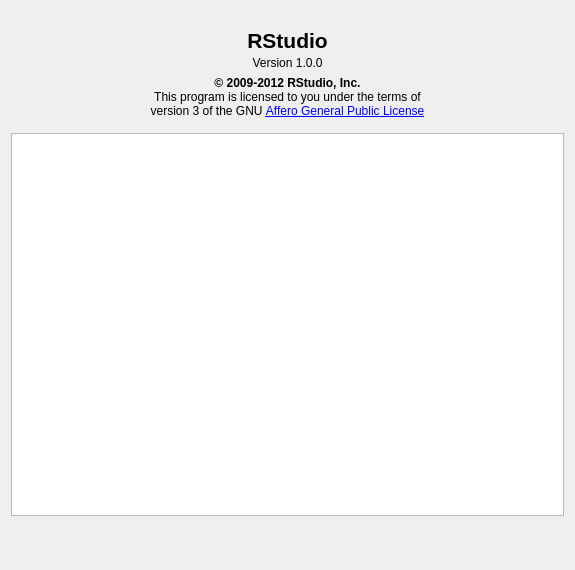
Old version of the form src/cpp/desktop/DesktopAboutDialog.ui in the repository rstudio/rstudio.
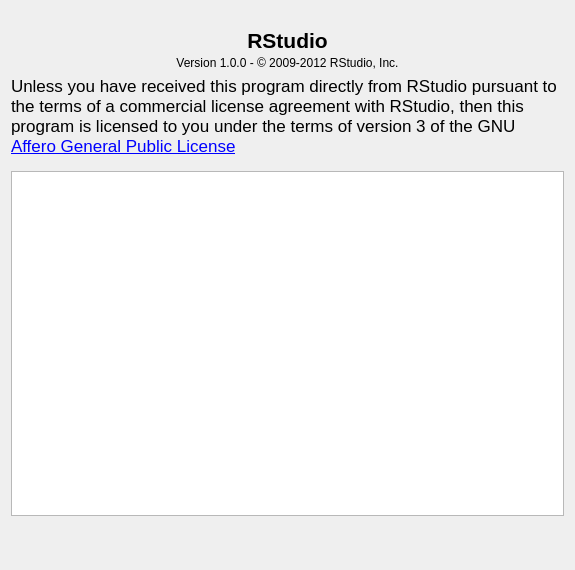
New version of the form. Icons and pictures are not drawn.

The edit to the form file:
```diff
--- a/src/cpp/desktop/DesktopAboutDialog.ui
+++ b/src/cpp/desktop/DesktopAboutDialog.ui
@@ -50,7 +50,7 @@
    <item>
     <widget class="QLabel" name="lblVersion">
      <property name="text">
-      <string>Version 1.0.0</string>
+      <string>Version 1.0.0 - © 2009-2012 RStudio, Inc.</string>
      </property>
      <property name="alignment">
       <set>Qt::AlignCenter</set>
@@ -76,15 +76,17 @@
    <item>
     <widget class="QLabel" name="label_4">
      <property name="text">
-      <string>&lt;b&gt;&amp;copy; 2009-2012 RStudio, Inc.&lt;/b&gt;&lt;br&gt;
-This program is licensed to you under the terms of&lt;br&gt;
-version 3 of the GNU &lt;a href=&quot;http://www.gnu.org/licenses/agpl-3.0.txt&quot;&gt;Affero General Public License&lt;/a&gt;</string>
+      <string>&lt;!DOCTYPE HTML PUBLIC &quot;-//W3C//DTD HTML 4.0//EN&quot; &quot;http://www.w3.org/TR/REC-html40/strict.dtd&quot;&gt;
+&lt;html&gt;&lt;head&gt;&lt;meta name=&quot;qrichtext&quot; content=&quot;1&quot; /&gt;&lt;style type=&quot;text/css&quot;&gt;
+p, li { white-space: pre-wrap; }
+&lt;/style&gt;&lt;/head&gt;&lt;body style=&quot; font-family:'Lucida Grande'; font-size:13pt; font-weight:400; font-style:normal;&quot;&gt;
+&lt;p style=&quot; margin-top:0px; margin-bottom:0px; margin-left:0px; margin-right:0px; -qt-block-indent:0; text-indent:0px;&quot;&gt;Unless you have received this program directly from RStudio pursuant to the terms of a commercial license agreement with RStudio, then this program is licensed to you under the terms of version 3 of the GNU &lt;a href=&quot;http://www.gnu.org/licenses/agpl-3.0.txt&quot;&gt;&lt;span style=&quot; text-decoration: underline; color:#0000ff;&quot;&gt;Affero General Public License&lt;/span&gt;&lt;/a&gt;&lt;/p&gt;&lt;/body&gt;&lt;/html&gt;</string>
      </property>
      <property name="textFormat">
       <enum>Qt::RichText</enum>
      </property>
      <property name="alignment">
-      <set>Qt::AlignCenter</set>
+      <set>Qt::AlignLeading|Qt::AlignLeft|Qt::AlignVCenter</set>
      </property>
      <property name="wordWrap">
       <bool>true</bool>
```
